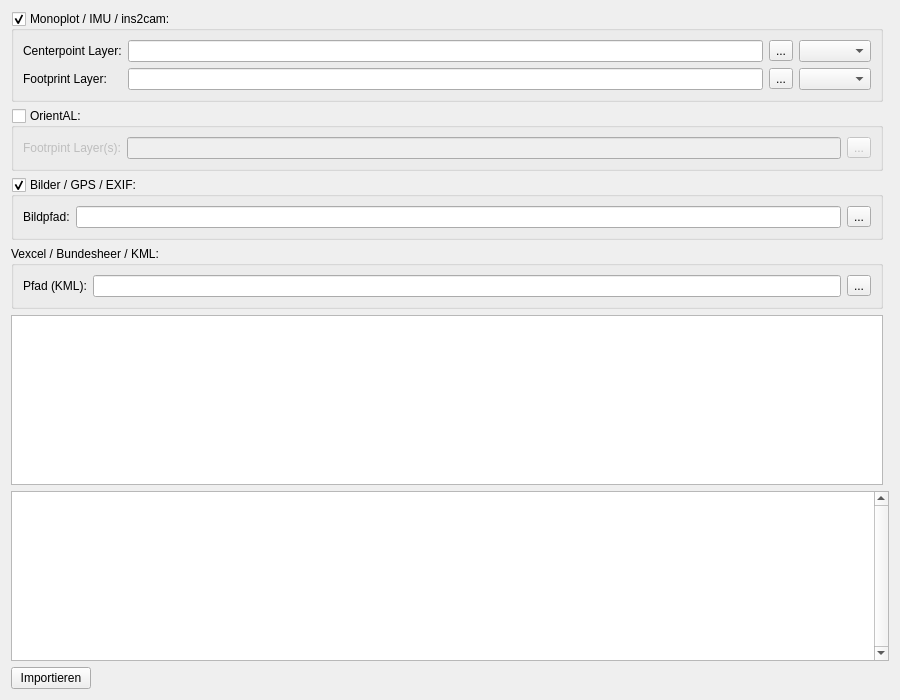
The window that APIS/ui/apis_image_digital_auto_import.ui (APIS-Luftbildarchiv/APIS3) describes before a commit, drawn with Qt 5.
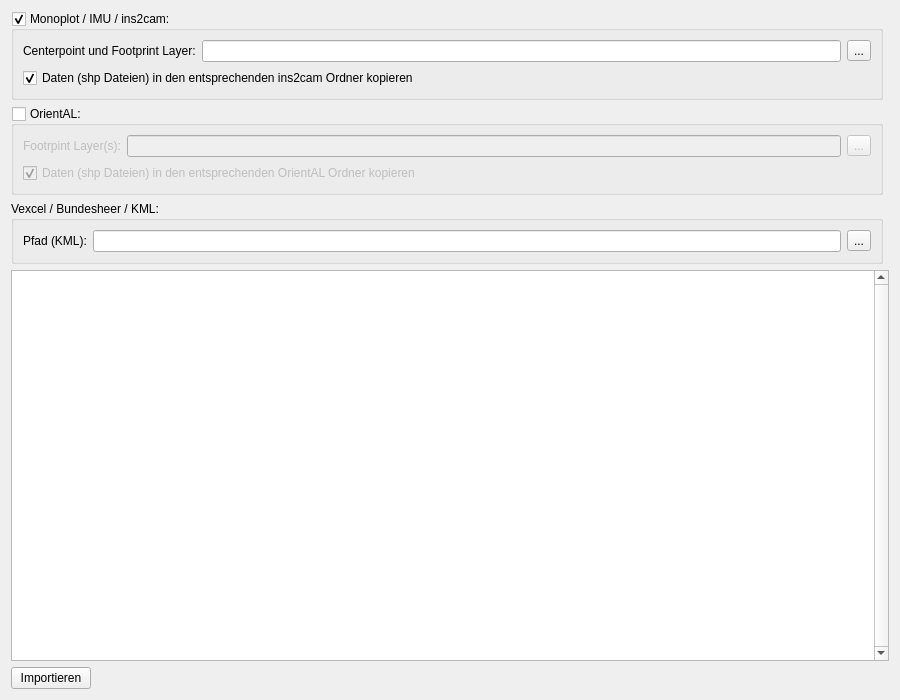
The same window after the commit. Icons and pictures are not drawn. Custom widgets are drawn as their Qt base class.

Diff of the .ui file:
```diff
--- a/APIS/ui/apis_image_digital_auto_import.ui
+++ b/APIS/ui/apis_image_digital_auto_import.ui
@@ -27,7 +27,33 @@
    <bool>true</bool>
   </property>
   <layout class="QGridLayout" name="gridLayout">
-   <item row="5" column="0" colspan="2">
+   <item row="4" column="0">
+    <widget class="QPushButton" name="uiImportBtn">
+     <property name="sizePolicy">
+      <sizepolicy hsizetype="Maximum" vsizetype="Fixed">
+       <horstretch>0</horstretch>
+       <verstretch>0</verstretch>
+      </sizepolicy>
+     </property>
+     <property name="text">
+      <string>Importieren</string>
+     </property>
+     <property name="icon">
+      <iconset resource="resource.qrc">
+       <normaloff>:/plugins/APIS/icons/monoplot.png</normaloff>:/plugins/APIS/icons/monoplot.png</iconset>
+     </property>
+     <property name="iconSize">
+      <size>
+       <width>24</width>
+       <height>24</height>
+      </size>
+     </property>
+     <property name="autoDefault">
+      <bool>false</bool>
+     </property>
+    </widget>
+   </item>
+   <item row="3" column="0" colspan="2">
     <widget class="QPlainTextEdit" name="uiReportPTxt">
      <property name="sizePolicy">
       <sizepolicy hsizetype="Expanding" vsizetype="Expanding">
@@ -49,7 +75,7 @@
      </property>
     </widget>
    </item>
-   <item row="3" column="0">
+   <item row="2" column="0">
     <widget class="QGroupBox" name="uiVexcelSourceGrp">
      <property name="title">
       <string>Vexcel / Bundesheer / KML:</string>
@@ -84,6 +110,9 @@
       <bool>true</bool>
      </property>
      <layout class="QGridLayout" name="gridLayout_2">
+      <item row="0" column="1">
+       <widget class="QLineEdit" name="uiCenterPointFootprintSourceEdit"/>
+      </item>
       <item row="0" column="2">
        <widget class="QToolButton" name="toolButton">
         <property name="text">
@@ -94,62 +123,17 @@
       <item row="0" column="0">
        <widget class="QLabel" name="label">
         <property name="text">
-         <string>Centerpoint Layer:</string>
+         <string>Centerpoint und Footprint Layer:</string>
         </property>
        </widget>
       </item>
-      <item row="0" column="1">
-       <widget class="QLineEdit" name="uiCenterPointSourceEdit"/>
-      </item>
-      <item row="1" column="0">
-       <widget class="QLabel" name="label_2">
+      <item row="1" column="0" colspan="2">
+       <widget class="QCheckBox" name="uiCopyToIns2camDirChk">
         <property name="text">
-         <string>Footprint Layer:</string>
+         <string>Daten (shp Dateien) in den entsprechenden ins2cam Ordner kopieren</string>
         </property>
-       </widget>
-      </item>
-      <item row="1" column="1">
-       <widget class="QLineEdit" name="uiFootprintSourceEdit"/>
-      </item>
-      <item row="1" column="2">
-       <widget class="QToolButton" name="toolButton_2">
-        <property name="text">
-         <string>...</string>
-        </property>
-       </widget>
-      </item>
-      <item row="0" column="3">
-       <widget class="QgsFieldComboBox" name="mFieldComboBox"/>
-      </item>
-      <item row="1" column="3">
-       <widget class="QgsFieldComboBox" name="mFieldComboBox_2"/>
-      </item>
-     </layout>
-    </widget>
-   </item>
-   <item row="2" column="0">
-    <widget class="QGroupBox" name="uiImageSourceGrp">
-     <property name="title">
-      <string>Bilder / GPS / EXIF:</string>
-     </property>
-     <property name="checkable">
-      <bool>true</bool>
-     </property>
-     <layout class="QGridLayout" name="gridLayout_5">
-      <item row="0" column="0">
-       <widget class="QLabel" name="label_5">
-        <property name="text">
-         <string>Bildpfad:</string>
-        </property>
-       </widget>
-      </item>
-      <item row="0" column="1">
-       <widget class="QLineEdit" name="uiImageSourceEdit"/>
-      </item>
-      <item row="0" column="2">
-       <widget class="QToolButton" name="toolButton_3">
-        <property name="text">
-         <string>...</string>
+        <property name="checked">
+         <bool>true</bool>
         </property>
        </widget>
       </item>
@@ -168,6 +152,16 @@
       <bool>false</bool>
      </property>
      <layout class="QGridLayout" name="gridLayout_4">
+      <item row="0" column="2">
+       <widget class="QToolButton" name="uiOrientalDirTBtn">
+        <property name="text">
+         <string>...</string>
+        </property>
+       </widget>
+      </item>
+      <item row="0" column="1">
+       <widget class="QLineEdit" name="uiOrientalSourceEdit"/>
+      </item>
       <item row="0" column="0">
        <widget class="QLabel" name="label_4">
         <property name="text">
@@ -175,61 +169,21 @@
         </property>
        </widget>
       </item>
-      <item row="0" column="1">
-       <widget class="QLineEdit" name="uiOrientalSourceEdit"/>
-      </item>
-      <item row="0" column="2">
-       <widget class="QToolButton" name="toolButton_4">
+      <item row="1" column="0" colspan="2">
+       <widget class="QCheckBox" name="uiCopyToOrientalDirChk">
         <property name="text">
-         <string>...</string>
+         <string>Daten (shp Dateien) in den entsprechenden OrientAL Ordner kopieren</string>
+        </property>
+        <property name="checked">
+         <bool>true</bool>
         </property>
        </widget>
       </item>
      </layout>
     </widget>
    </item>
-   <item row="6" column="0">
-    <widget class="QPushButton" name="uiImportBtn">
-     <property name="sizePolicy">
-      <sizepolicy hsizetype="Maximum" vsizetype="Fixed">
-       <horstretch>0</horstretch>
-       <verstretch>0</verstretch>
-      </sizepolicy>
-     </property>
-     <property name="text">
-      <string>Importieren</string>
-     </property>
-     <property name="icon">
-      <iconset resource="resource.qrc">
-       <normaloff>:/plugins/APIS/icons/monoplot.png</normaloff>:/plugins/APIS/icons/monoplot.png</iconset>
-     </property>
-     <property name="iconSize">
-      <size>
-       <width>24</width>
-       <height>24</height>
-      </size>
-     </property>
-     <property name="autoDefault">
-      <bool>false</bool>
-     </property>
-    </widget>
-   </item>
-   <item row="4" column="0">
-    <widget class="QTableWidget" name="uiImageTable">
-     <property name="editTriggers">
-      <set>QAbstractItemView::NoEditTriggers</set>
-     </property>
-    </widget>
-   </item>
   </layout>
  </widget>
- <customwidgets>
-  <customwidget>
-   <class>QgsFieldComboBox</class>
-   <extends>QComboBox</extends>
-   <header>qgsfieldcombobox.h</header>
-  </customwidget>
- </customwidgets>
  <resources>
   <include location="resource.qrc"/>
  </resources>
```
Left out of the diff: 4 changed lines with no effect on the pictures.
